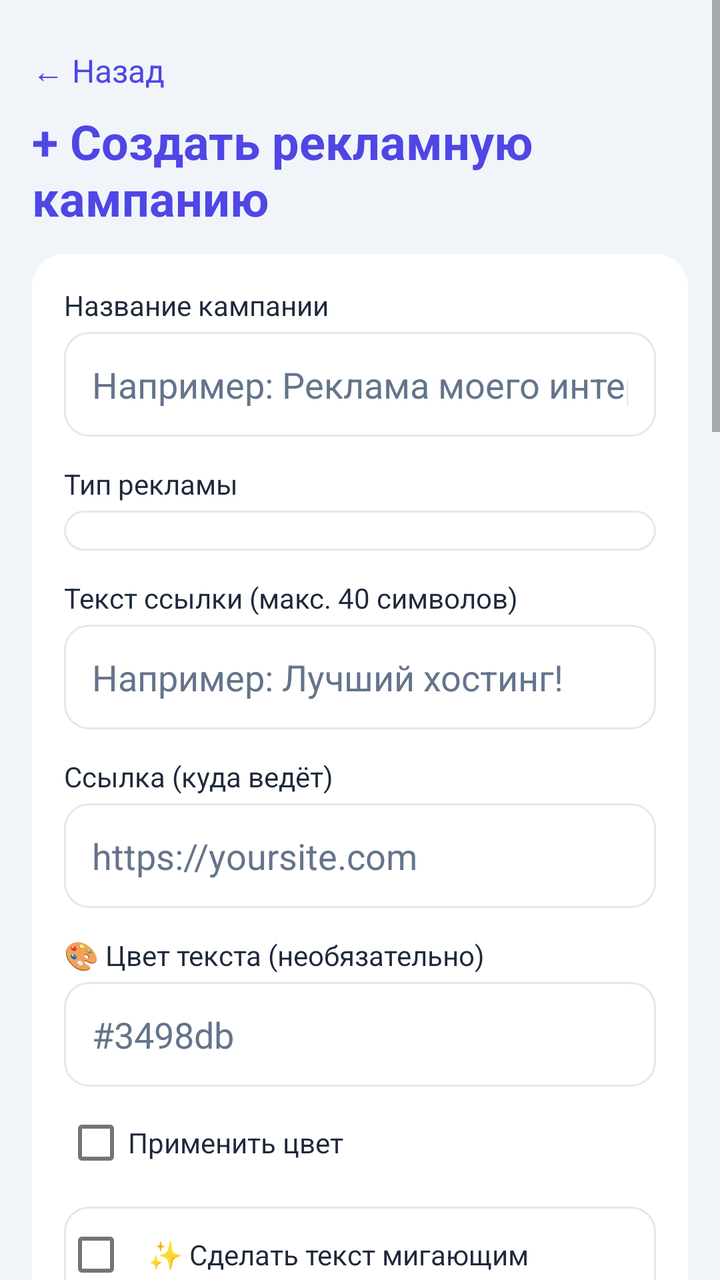
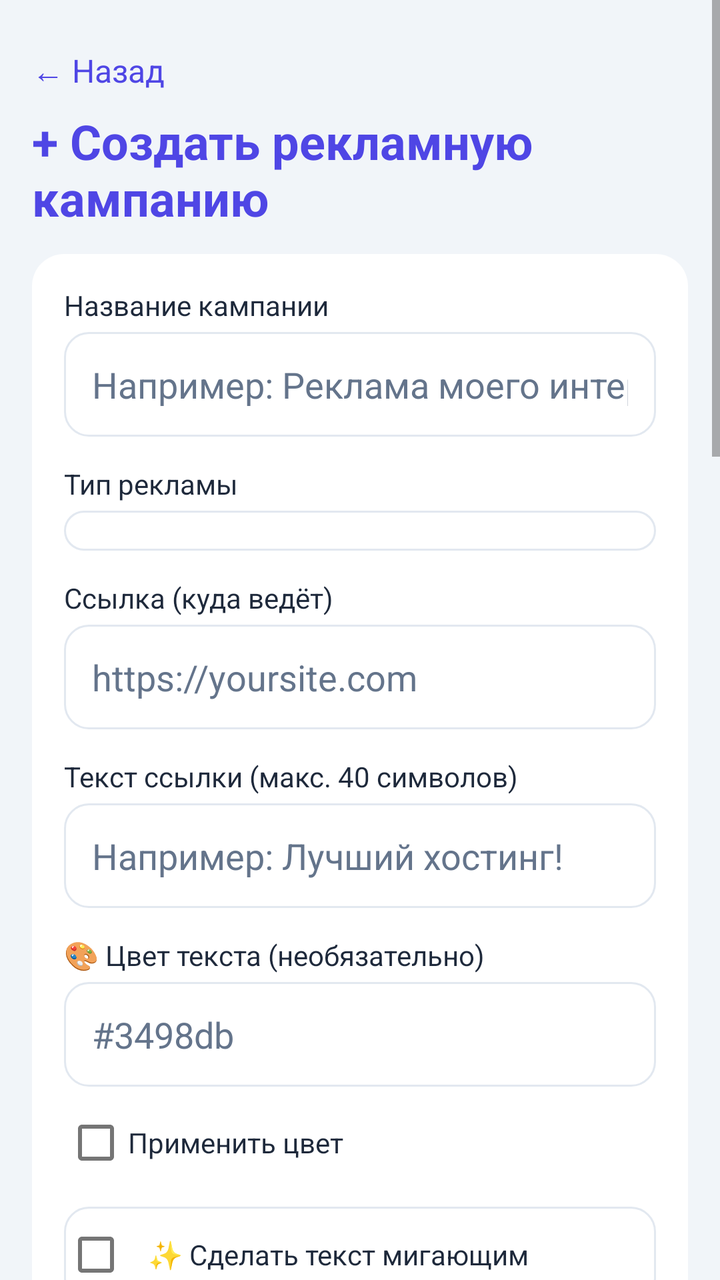

The first picture is an Android layout as it rendered before a commit; the second is the same layout after the commit. The layout source and the unified diff follow.
<!-- AndroidManifest.xml: application theme Theme.AdLinkPro -->
<!-- res/layout/fragment_campaigns.xml -->
<?xml version="1.0" encoding="utf-8"?>
<ScrollView xmlns:android="http://schemas.android.com/apk/res/android"
    android:layout_width="match_parent"
    android:layout_height="match_parent"
    android:background="@color/bg_light"
    android:fillViewport="true">

    <LinearLayout
        android:layout_width="match_parent"
        android:layout_height="wrap_content"
        android:orientation="vertical"
        android:padding="16dp">

        <TextView
            android:id="@+id/tv_camp_back"
            android:layout_width="wrap_content"
            android:layout_height="wrap_content"
            android:paddingTop="8dp"
            android:paddingBottom="8dp"
            android:text="← Назад"
            android:textColor="@color/primary"
            android:textSize="16sp"/>

        <TextView
            android:layout_width="match_parent"
            android:layout_height="wrap_content"
            android:layout_marginBottom="12dp"
            android:text="+ Создать рекламную кампанию"
            android:textColor="@color/primary"
            android:textSize="24sp"
            android:textStyle="bold"/>

        <LinearLayout
            android:layout_width="match_parent"
            android:layout_height="wrap_content"
            android:background="@drawable/bg_card"
            android:orientation="vertical"
            android:padding="16dp">

            <TextView
                android:layout_width="wrap_content"
                android:layout_height="wrap_content"
                android:text="Название кампании"
                android:textColor="@color/text_main"
                android:textSize="14sp"/>

            <EditText
                android:id="@+id/et_camp_title"
                android:layout_width="match_parent"
                android:layout_height="wrap_content"
                android:layout_marginTop="4dp"
                android:background="@drawable/bg_input"
                android:hint="Например: Реклама моего интернет-магазина"
                android:inputType="text"
                android:maxLength="255"
                android:maxLines="1"
                android:padding="14dp"
                android:textColor="@color/text_main"
                android:textColorHint="@color/text_secondary"/>

            <TextView
                android:layout_width="wrap_content"
                android:layout_height="wrap_content"
                android:layout_marginTop="14dp"
                android:text="Тип рекламы"
                android:textColor="@color/text_main"
                android:textSize="14sp"/>

            <Spinner
                android:id="@+id/sp_camp_type"
                android:layout_width="match_parent"
                android:layout_height="wrap_content"
                android:layout_marginTop="4dp"
                android:background="@drawable/bg_spinner"
                android:padding="10dp"
                android:popupBackground="@drawable/bg_spinner_dark"/>

            <LinearLayout
                android:id="@+id/lay_text_fields"
                android:layout_width="match_parent"
                android:layout_height="wrap_content"
                android:orientation="vertical">

                <TextView
                    android:layout_width="wrap_content"
                    android:layout_height="wrap_content"
                    android:layout_marginTop="14dp"
                    android:text="Текст ссылки (макс. 40 символов)"
                    android:textColor="@color/text_main"
                    android:textSize="14sp"/>

                <EditText
                    android:id="@+id/et_camp_text"
                    android:layout_width="match_parent"
                    android:layout_height="wrap_content"
                    android:layout_marginTop="4dp"
                    android:background="@drawable/bg_input"
                    android:hint="Например: Лучший хостинг!"
                    android:inputType="text"
                    android:maxLength="40"
                    android:maxLines="1"
                    android:padding="14dp"
                    android:textColor="@color/text_main"
                    android:textColorHint="@color/text_secondary"/>

                <TextView
                    android:layout_width="wrap_content"
                    android:layout_height="wrap_content"
                    android:layout_marginTop="14dp"
                    android:text="Ссылка (куда ведёт)"
                    android:textColor="@color/text_main"
                    android:textSize="14sp"/>

                <EditText
                    android:id="@+id/et_camp_link"
                    android:layout_width="match_parent"
                    android:layout_height="wrap_content"
                    android:layout_marginTop="4dp"
                    android:background="@drawable/bg_input"
                    android:hint="https://yoursite.com"
                    android:inputType="textUri"
                    android:maxLines="1"
                    android:padding="14dp"
                    android:textColor="@color/text_main"
                    android:textColorHint="@color/text_secondary"/>

                <TextView
                    android:layout_width="wrap_content"
                    android:layout_height="wrap_content"
                    android:layout_marginTop="14dp"
                    android:text="🎨 Цвет текста (необязательно)"
                    android:textColor="@color/text_main"
                    android:textSize="14sp"/>

                <EditText
                    android:id="@+id/et_camp_color"
                    android:layout_width="match_parent"
                    android:layout_height="wrap_content"
                    android:layout_marginTop="4dp"
                    android:background="@drawable/bg_input"
                    android:hint="#3498db"
                    android:inputType="textCapCharacters"
                    android:maxLength="7"
                    android:maxLines="1"
                    android:padding="14dp"
                    android:textColor="@color/text_main"
                    android:textColorHint="@color/text_secondary"/>

                <CheckBox
                    android:id="@+id/cb_camp_usecolor"
                    android:layout_width="match_parent"
                    android:layout_height="wrap_content"
                    android:layout_marginTop="4dp"
                    android:text="Применить цвет"
                    android:textColor="@color/text_main"
                    android:textSize="14sp"/>

                <CheckBox
                    android:id="@+id/cb_camp_blink"
                    android:layout_width="match_parent"
                    android:layout_height="wrap_content"
                    android:layout_marginTop="8dp"
                    android:background="@drawable/bg_input"
                    android:padding="10dp"
                    android:text="✨ Сделать текст мигающим"
                    android:textColor="@color/text_main"
                    android:textSize="14sp"/>

                <TextView
                    android:layout_width="wrap_content"
                    android:layout_height="wrap_content"
                    android:layout_marginTop="14dp"
                    android:text="👁 Предпросмотр ссылки:"
                    android:textColor="@color/text_main"
                    android:textSize="14sp"/>

                <TextView
                    android:id="@+id/tv_link_preview"
                    android:layout_width="match_parent"
                    android:layout_height="wrap_content"
                    android:layout_marginTop="4dp"
                    android:background="@drawable/bg_input"
                    android:minHeight="48dp"
                    android:padding="12dp"
                    android:text="Ваш текст ссылки"
                    android:textColor="@color/primary"
                    android:textSize="15sp"/>

                <TextView
                    android:layout_width="match_parent"
                    android:layout_height="wrap_content"
                    android:layout_marginTop="4dp"
                    android:text="HTML-код соберётся автоматически при отправке формы."
                    android:textColor="@color/text_secondary"
                    android:textSize="12sp"/>
            </LinearLayout>

            <LinearLayout
                android:id="@+id/lay_banner_fields"
                android:layout_width="match_parent"
                android:layout_height="wrap_content"
                android:orientation="vertical">

                <TextView
                    android:layout_width="wrap_content"
                    android:layout_height="wrap_content"
                    android:layout_marginTop="14dp"
                    android:text="Файл баннера — PNG/JPEG/GIF/WebP, ровно 468×60, до 2 МБ"
                    android:textColor="@color/text_main"
                    android:textSize="14sp"/>

                <Button
                    android:id="@+id/btn_pick_banner"
                    android:layout_width="match_parent"
                    android:layout_height="wrap_content"
                    android:layout_marginTop="4dp"
                    android:backgroundTint="@color/primary"
                    android:text="Выбрать файл из галереи"
                    android:textColor="@color/white"/>

                <TextView
                    android:id="@+id/tv_banner_file"
                    android:layout_width="match_parent"
                    android:layout_height="wrap_content"
                    android:layout_marginTop="4dp"
                    android:text="Файл не выбран"
                    android:textColor="@color/text_secondary"
                    android:textSize="13sp"/>

                <TextView
                    android:layout_width="wrap_content"
                    android:layout_height="wrap_content"
                    android:layout_marginTop="10dp"
                    android:text="Ссылка, куда ведёт баннер (обязательно, если загружаете файл)"
                    android:textColor="@color/text_main"
                    android:textSize="14sp"/>

                <EditText
                    android:id="@+id/et_camp_link"
                    android:layout_width="match_parent"
                    android:layout_height="wrap_content"
                    android:layout_marginTop="4dp"
                    android:background="@drawable/bg_input"
                    android:hint="https://yoursite.com"
                    android:inputType="textUri"
                    android:maxLines="1"
                    android:padding="14dp"
                    android:textColor="@color/text_main"
                    android:textColorHint="@color/text_secondary"/>

                <TextView
                    android:layout_width="wrap_content"
                    android:layout_height="wrap_content"
                    android:layout_marginTop="14dp"
                    android:text="HTML-код баннера (если файла нет)"
                    android:textColor="@color/text_main"
                    android:textSize="14sp"/>

                <EditText
                    android:id="@+id/et_html_code"
                    android:layout_width="match_parent"
                    android:layout_height="wrap_content"
                    android:layout_marginTop="4dp"
                    android:background="@drawable/bg_input"
                    android:fontFamily="monospace"
                    android:gravity="top"
                    android:hint="&lt;a href=&quot;https://example.com&quot;&gt;&lt;img src=&quot;https://example.com/banner.jpg&quot; alt=&quot;Реклама&quot;&gt;&lt;/a&gt;"
                    android:inputType="textMultiLine"
                    android:minLines="4"
                    android:padding="14dp"
                    android:textColor="@color/text_main"
                    android:textColorHint="@color/text_secondary"
                    android:textSize="12sp"/>

                <TextView
                    android:layout_width="match_parent"
                    android:layout_height="wrap_content"
                    android:layout_marginTop="10dp"
                    android:background="@drawable/bg_input"
                    android:padding="12dp"
                    android:text="💡 Пример кода баннера:\n&lt;a href=&quot;https://site.com&quot;&gt;&lt;img src=&quot;https://site.com/banner.jpg&quot; alt=&quot;Ad&quot;&gt;&lt;/a&gt;\n\nПример текстовой ссылки:\n&lt;a href=&quot;https://site.com&quot;&gt;Перейти на сайт&lt;/a&gt;"
                    android:textColor="@color/text_secondary"
                    android:textSize="12sp"/>
            </LinearLayout>

            <TextView
                android:layout_width="wrap_content"
                android:layout_height="wrap_content"
                android:layout_marginTop="14dp"
                android:text="Срок размещения (дней)"
                android:textColor="@color/text_main"
                android:textSize="14sp"/>

            <EditText
                android:id="@+id/et_camp_days"
                android:layout_width="match_parent"
                android:layout_height="wrap_content"
                android:layout_marginTop="4dp"
                android:background="@drawable/bg_input"
                android:inputType="number"
                android:maxLines="1"
                android:padding="14dp"
                android:text="1"
                android:textColor="@color/text_main"/>

            <TextView
                android:id="@+id/tv_days_note"
                android:layout_width="match_parent"
                android:layout_height="wrap_content"
                android:layout_marginTop="4dp"
                android:textColor="@color/text_secondary"
                android:textSize="12sp"/>

            <TextView
                android:layout_width="match_parent"
                android:layout_height="wrap_content"
                android:layout_marginTop="14dp"
                android:text="Категории площадок — выберите хотя бы одну: кампания пойдёт только на них"
                android:textColor="@color/text_main"
                android:textSize="14sp"/>

            <TextView
                android:layout_width="match_parent"
                android:layout_height="wrap_content"
                android:layout_marginTop="2dp"
                android:text="Кампания показывается только на площадках отмеченных категорий — так вы платите за целевую аудиторию."
                android:textColor="@color/text_secondary"
                android:textSize="12sp"/>

            <LinearLayout
                android:id="@+id/cats_box"
                android:layout_width="match_parent"
                android:layout_height="wrap_content"
                android:layout_marginTop="6dp"
                android:orientation="vertical"/>

            <TextView
                android:layout_width="wrap_content"
                android:layout_height="wrap_content"
                android:layout_marginTop="14dp"
                android:text="Промокод (необязательно)"
                android:textColor="@color/text_main"
                android:textSize="14sp"/>

            <EditText
                android:id="@+id/et_promo"
                android:layout_width="match_parent"
                android:layout_height="wrap_content"
                android:layout_marginTop="4dp"
                android:background="@drawable/bg_input"
                android:hint="SUMMER2026"
                android:inputType="textCapCharacters"
                android:maxLines="1"
                android:padding="14dp"
                android:textAllCaps="true"
                android:textColor="@color/text_main"
                android:textColorHint="@color/text_secondary"/>

            <Button
                android:id="@+id/btn_check_promo"
                android:layout_width="match_parent"
                android:layout_height="wrap_content"
                android:layout_marginTop="6dp"
                android:backgroundTint="@color/white"
                android:text="Проверить промокод"
                android:textColor="@color/primary"/>

            <TextView
                android:id="@+id/tv_promo_info"
                android:layout_width="match_parent"
                android:layout_height="wrap_content"
                android:layout_marginTop="4dp"
                android:textColor="@color/text_main"
                android:textSize="13sp"/>

            <TextView
                android:id="@+id/tv_final_calc"
                android:layout_width="match_parent"
                android:layout_height="wrap_content"
                android:layout_marginTop="8dp"
                android:background="@drawable/bg_input"
                android:padding="12dp"
                android:textColor="@color/text_main"
                android:textSize="13sp"
                android:visibility="gone"/>

            <TextView
                android:id="@+id/tv_balance"
                android:layout_width="match_parent"
                android:layout_height="wrap_content"
                android:layout_marginTop="10dp"
                android:textColor="@color/text_secondary"
                android:textSize="13sp"/>

            <CheckBox
                android:id="@+id/cb_agree_terms"
                android:layout_width="match_parent"
                android:layout_height="wrap_content"
                android:layout_marginTop="10dp"
                android:text="Я ознакомился и согласен с условиями размещения рекламы и подтверждаю, что моя реклама не содержит запрещённого контента (18+, мошенничество, пирамиды, запрещённые товары)."
                android:textColor="@color/text_main"
                android:textSize="13sp"/>

            <Button
                android:id="@+id/btn_camp_create"
                android:layout_width="match_parent"
                android:layout_height="wrap_content"
                android:layout_marginTop="12dp"
                android:backgroundTint="@color/primary"
                android:text="🚀 Создать кампанию"
                android:textColor="@color/white"/>

            <TextView
                android:id="@+id/tv_camp_status"
                android:layout_width="match_parent"
                android:layout_height="wrap_content"
                android:layout_marginTop="8dp"
                android:textColor="@color/red"
                android:textSize="14sp"/>
        </LinearLayout>

        <TextView
            android:layout_width="match_parent"
            android:layout_height="wrap_content"
            android:layout_marginTop="16dp"
            android:text="Мои кампании:"
            android:textColor="@color/text_secondary"
            android:textSize="15sp"/>

        <LinearLayout
            android:id="@+id/campaigns_list"
            android:layout_width="match_parent"
            android:layout_height="wrap_content"
            android:layout_marginTop="8dp"
            android:orientation="vertical"/>
    </LinearLayout>
</ScrollView>
<!-- resources referenced by this layout -->
<resources>
  <color name="bg_light">#f1f5f9</color>
  <color name="primary">#4f46e5</color>
  <color name="red">#ef4444</color>
  <color name="text_main">#1e293b</color>
  <color name="text_secondary">#64748b</color>
  <color name="white">#ffffff</color>
  <!-- drawable bg_card (drawable) -->
  <?xml version="1.0" encoding="utf-8"?>
  <shape xmlns:android="http://schemas.android.com/apk/res/android" android:shape="rectangle">
      <solid android:color="@color/white"/>
      <corners android:radius="16dp"/>
  </shape>
  <!-- drawable bg_input (drawable) -->
  <?xml version="1.0" encoding="utf-8"?>
  <selector xmlns:android="http://schemas.android.com/apk/res/android">
      <item android:state_focused="true">
          <shape android:shape="rectangle">
              <solid android:color="@color/white"/>
              <corners android:radius="12dp"/>
              <stroke android:width="2dp" android:color="@color/primary"/>
          </shape>
      </item>
      <item>
          <shape android:shape="rectangle">
              <solid android:color="@color/white"/>
              <corners android:radius="12dp"/>
              <stroke android:width="1dp" android:color="#E2E8F0"/>
          </shape>
      </item>
  </selector>
  <!-- drawable bg_spinner (drawable) -->
  <?xml version="1.0" encoding="utf-8"?>
  <shape xmlns:android="http://schemas.android.com/apk/res/android" android:shape="rectangle">
      <solid android:color="@color/white"/>
      <corners android:radius="12dp"/>
      <stroke android:width="1dp" android:color="#E2E8F0"/>
  </shape>
  <!-- drawable bg_spinner_dark (drawable) -->
  <?xml version="1.0" encoding="utf-8"?>
  <shape xmlns:android="http://schemas.android.com/apk/res/android" android:shape="rectangle">
      <solid android:color="@color/card_dark"/>
      <corners android:radius="12dp"/>
      <stroke android:width="1dp" android:color="#3A3A40"/>
  </shape>
  <style name="Theme.AdLinkPro" parent="Theme.MaterialComponents.DayNight.NoActionBar">
          <item name="colorPrimary">@color/primary</item>
          <item name="colorPrimaryDark">@color/primaryDark</item>
          <item name="colorSecondary">@color/accent</item>
          <item name="android:windowBackground">@color/bgLight</item>
      </style>
  <color name="card_dark">#2A2A2E</color>
  <color name="primaryDark">#4338ca</color>
  <color name="accent">#4f46e5</color>
  <color name="bgLight">#f1f5f9</color>
</resources>

<!-- the commit's change to res/layout/fragment_campaigns.xml (unified diff, before → after) -->
@@ -75,6 +75,27 @@
                 android:padding="10dp"
                 android:popupBackground="@drawable/bg_spinner_dark"/>
 
+            <TextView
+                android:layout_width="wrap_content"
+                android:layout_height="wrap_content"
+                android:layout_marginTop="14dp"
+                android:text="Ссылка (куда ведёт)"
+                android:textColor="@color/text_main"
+                android:textSize="14sp"/>
+
+            <EditText
+                android:id="@+id/et_camp_link"
+                android:layout_width="match_parent"
+                android:layout_height="wrap_content"
+                android:layout_marginTop="4dp"
+                android:background="@drawable/bg_input"
+                android:hint="https://yoursite.com"
+                android:inputType="textUri"
+                android:maxLines="1"
+                android:padding="14dp"
+                android:textColor="@color/text_main"
+                android:textColorHint="@color/text_secondary"/>
+
             <LinearLayout
                 android:id="@+id/lay_text_fields"
                 android:layout_width="match_parent"
@@ -107,27 +128,6 @@
                     android:layout_width="wrap_content"
                     android:layout_height="wrap_content"
                     android:layout_marginTop="14dp"
-                    android:text="Ссылка (куда ведёт)"
-                    android:textColor="@color/text_main"
-                    android:textSize="14sp"/>
-
-                <EditText
-                    android:id="@+id/et_camp_link"
-                    android:layout_width="match_parent"
-                    android:layout_height="wrap_content"
-                    android:layout_marginTop="4dp"
-                    android:background="@drawable/bg_input"
-                    android:hint="https://yoursite.com"
-                    android:inputType="textUri"
-                    android:maxLines="1"
-                    android:padding="14dp"
-                    android:textColor="@color/text_main"
-                    android:textColorHint="@color/text_secondary"/>
-
-                <TextView
-                    android:layout_width="wrap_content"
-                    android:layout_height="wrap_content"
-                    android:layout_marginTop="14dp"
                     android:text="🎨 Цвет текста (необязательно)"
                     android:textColor="@color/text_main"
                     android:textSize="14sp"/>
@@ -226,27 +226,6 @@
                     android:text="Файл не выбран"
                     android:textColor="@color/text_secondary"
                     android:textSize="13sp"/>
-
-                <TextView
-                    android:layout_width="wrap_content"
-                    android:layout_height="wrap_content"
-                    android:layout_marginTop="10dp"
-                    android:text="Ссылка, куда ведёт баннер (обязательно, если загружаете файл)"
-                    android:textColor="@color/text_main"
-                    android:textSize="14sp"/>
-
-                <EditText
-                    android:id="@+id/et_camp_link"
-                    android:layout_width="match_parent"
-                    android:layout_height="wrap_content"
-                    android:layout_marginTop="4dp"
-                    android:background="@drawable/bg_input"
-                    android:hint="https://yoursite.com"
-                    android:inputType="textUri"
-                    android:maxLines="1"
-                    android:padding="14dp"
-                    android:textColor="@color/text_main"
-                    android:textColorHint="@color/text_secondary"/>
 
                 <TextView
                     android:layout_width="wrap_content"
